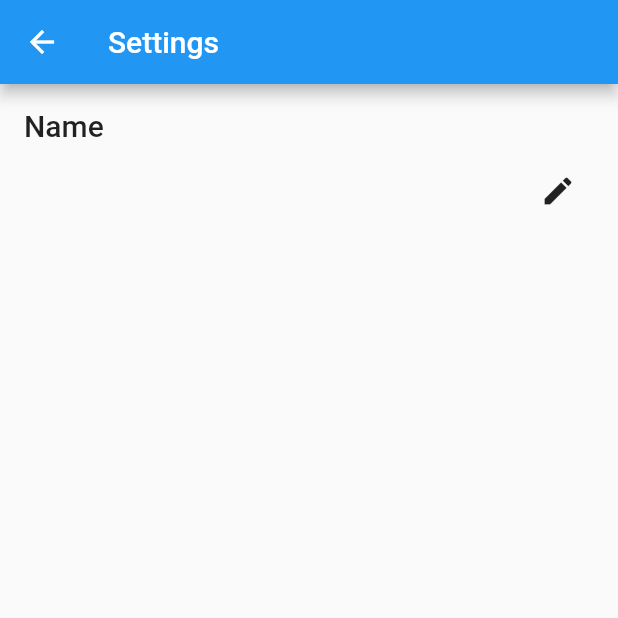
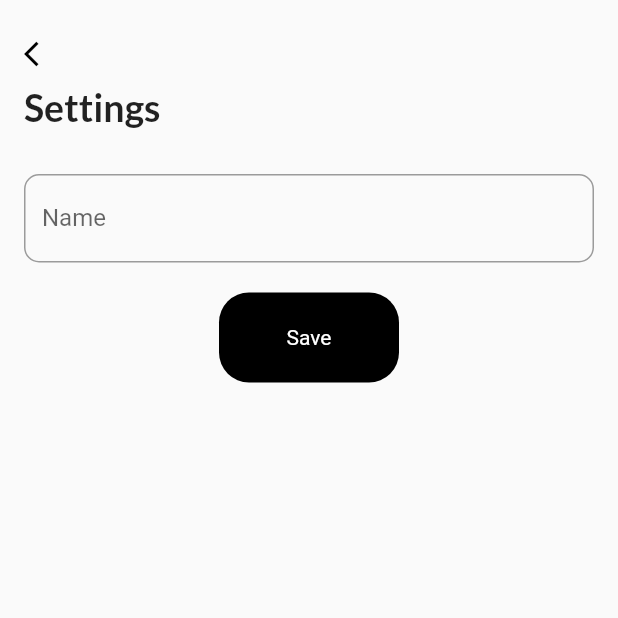
Before and after one commit to YuZaGa/Habito, a Flutter app: the SettingsScreen screen opened by its route, on a phone screen of 412 x 824 dp, the top half of it. Run offline on Flutter 3.47's test engine with Material 2 defaults, Android fonts, the phone set to English and light mode, and no system bars; our stand-ins replace date_picker_timeline, flutter_slidable, get, google_fonts, hive, hive_flutter; accounts and stored records are empty.

Commit message:
Settings Page Done

```diff
--- a/lib/screens/home.dart
+++ b/lib/screens/home.dart
@@ -63,6 +63,8 @@ class _DashboardState extends State<Dashboard> {
     );
   }
 
+//AppBar
+
   _appBar() {
     return Container(
       padding: const EdgeInsets.only(top: 10, left: 20, right: 15),
@@ -102,6 +104,7 @@ class _DashboardState extends State<Dashboard> {
     );
   }
 
+//TaskBar
   _addTaskbar() {
     return Container(
       margin: const EdgeInsets.only(left: 20, right: 20, top: 10),
@@ -127,6 +130,7 @@ class _DashboardState extends State<Dashboard> {
     );
   }
 
+//TaskArea
   _showTask() {
     return Expanded(
       child: ValueListenableBuilder(
@@ -156,6 +160,7 @@ class _DashboardState extends State<Dashboard> {
     );
   }
 
+//Function to Display Task Area
   _taskCard(task, index, box) {
     return Container(
       height: 130,
--- a/lib/screens/settings.dart
+++ b/lib/screens/settings.dart
@@ -1,6 +1,9 @@
 import 'package:flutter/material.dart';
+import 'package:get/get.dart';
 import 'package:hive/hive.dart';
 import 'package:path_provider/path_provider.dart';
+import 'package:test/screens/home.dart';
+import 'package:test/screens/widgets/button.dart';
 
 class SettingsScreen extends StatefulWidget {
   @override
@@ -41,93 +44,95 @@ class _SettingsScreenState extends State<SettingsScreen> {
     await box.put('name', newName);
   }
 
-  Future<void> _showSaveDialog(BuildContext context) async {
-    final formKey = GlobalKey<FormState>();
-    String newName = _name;
-    await showDialog(
-      context: context,
-      builder: (BuildContext context) {
-        return AlertDialog(
-          title: Text('Save Changes'),
-          content: Form(
-            key: formKey,
-            child: TextFormField(
-              controller: _nameController,
-              decoration: InputDecoration(
-                labelText: 'Name',
-              ),
-              validator: (value) {
-                if (value == null || value.isEmpty) {
-                  return 'Please enter your name';
-                }
-                return null;
-              },
-              onChanged: (value) {
-                newName = value;
-              },
-            ),
-          ),
-          actions: <Widget>[
-            TextButton(
-              child: Text('Cancel'),
-              onPressed: () {
-                Navigator.pop(context);
-              },
-            ),
-            TextButton(
-              child: Text('Save'),
-              onPressed: () {
-                if (formKey.currentState!.validate()) {
-                  _updateNameInDatabase(newName);
-                  setState(() {
-                    _name = newName;
-                  });
-                  Navigator.pop(context);
-                }
-              },
-            ),
-          ],
-        );
-      },
-    );
-  }
-
   @override
   Widget build(BuildContext context) {
-    return Scaffold(
-      appBar: AppBar(
-        title: Text('Settings'),
-      ),
+    return SafeArea(
+      child: Scaffold(
         body: Padding(
           padding: const EdgeInsets.all(16.0),
           child: Column(
             crossAxisAlignment: CrossAxisAlignment.start,
             children: [
-            Text(
-              'Name',
-              style: Theme.of(context).textTheme.headline6,
+              _appBar(),
+              SizedBox(height: 20),
+              TextFormField(
+                controller: _nameController,
+                decoration: InputDecoration(
+                  labelText: 'Name',
+                  hintText: 'Enter your name',
+                  border: OutlineInputBorder(
+                    borderRadius: BorderRadius.circular(10),
+                    borderSide: BorderSide(color: Colors.black),
                   ),
-            SizedBox(height: 8.0),
-            Row(
-              mainAxisAlignment: MainAxisAlignment.spaceBetween,
-              children: [
-                Text(
-                  _name,
-                  style: TextStyle(
-                    fontSize: 18.0,
+                  focusedBorder: OutlineInputBorder(
+                    borderRadius: BorderRadius.circular(10),
+                    borderSide: BorderSide(color: Colors.grey),
+                  ),
+                  errorBorder: OutlineInputBorder(
+                    borderRadius: BorderRadius.circular(10),
+                    borderSide: BorderSide(color: Colors.red),
+                  ),
+                  focusedErrorBorder: OutlineInputBorder(
+                    borderRadius: BorderRadius.circular(10),
+                    borderSide: BorderSide(color: Colors.red),
                   ),
                 ),
-                IconButton(
-                  icon: Icon(Icons.edit),
-                  onPressed: () {
-                    _showSaveDialog(context);
+                validator: (value) {
+                  if (value == null || value.isEmpty) {
+                    return 'Please enter your Name';
+                  }
+                  return null;
                 },
               ),
-              ],
+              SizedBox(height: 20),
+              Center(
+                child: MyButton(
+                    label: "Save",
+                    onTap: () {
+                      final name = _nameController.text;
+                      _updateNameInDatabase(name);
+                      setState(() {
+                        _name = name;
+                      });
+                      Navigator.pushNamed(context, '/home');
+                    }),
               ),
             ],
           ),
         ),
+      ),
+    );
+  }
+
+  _appBar() {
+    return Container(
+      padding: const EdgeInsets.only(top: 10),
+      margin: EdgeInsets.only(bottom: 10),
+      child: Row(
+        //mainAxisAlignment: MainAxisAlignment.end,
+        children: [
+          Expanded(
+            child: Column(
+              crossAxisAlignment: CrossAxisAlignment.start,
+              children: [
+                GestureDetector(
+                  onTap: () => Get.toNamed('/'),
+                  child: Icon(
+                    Icons.arrow_back_ios,
+                    size: 20,
+                    color: Colors.black,
+                  ),
+                ),
+                SizedBox(height: 10),
+                Text(
+                  "Settings",
+                  style: HeadingStyle,
+                ),
+              ],
+            ),
+          ),
+        ],
+      ),
     );
   }
 }
```
Lines whose indentation alone changed are shown as unchanged.
